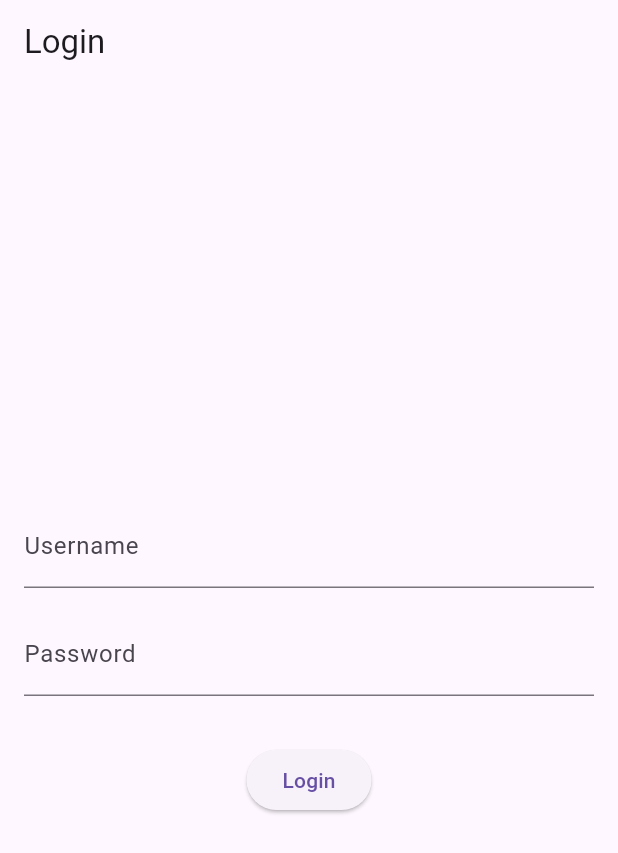
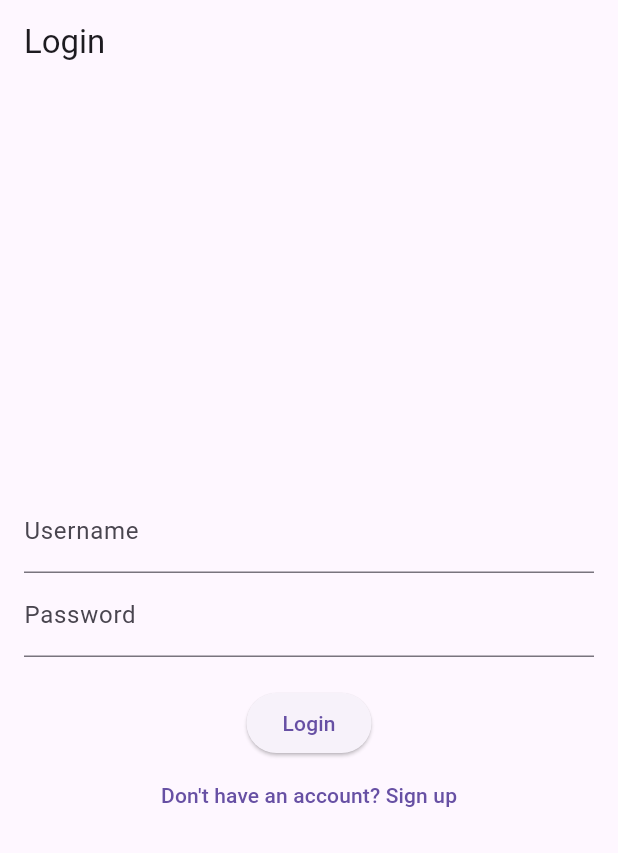
Before and after one commit to khu-capstone-18/archiving, a Flutter app: the screen it shows after launch, on a phone screen of 412 x 824 dp. Shown: the top 853 px of the screen. Run offline on Flutter 3.47's test engine with Material 3 defaults, Android fonts, the phone set to English and light mode, and no system bars.

Commit message:
replate client code

```diff
--- a/frontend/lib/main.dart
+++ b/frontend/lib/main.dart
@@ -1,11 +1,6 @@
 import 'package:flutter/material.dart';
-import 'package:provider/provider.dart';
-import 'api/api_service.dart';
-import 'providers/auth_provider.dart';
-import 'screens/login_page.dart';
-import 'screens/home_page.dart';
-import 'screens/profile_page.dart';
-import 'screens/signup_page.dart';
+import 'package:frontend/pages/login_page.dart';
+import 'package:frontend/pages/signup_page.dart';
 
 void main() {
   runApp(MyApp());
@@ -14,26 +9,17 @@ void main() {
 class MyApp extends StatelessWidget {
   @override
   Widget build(BuildContext context) {
-    return MultiProvider(
-      providers: [
-        Provider<ApiService>(create: (_) => ApiService()),
-        ChangeNotifierProvider<AuthProvider>(
-            create: (_) => AuthProvider()), // AuthProvider 추가
-      ],
-      child: MaterialApp(
-        title: 'My App',
+    return MaterialApp(
+      title: 'Flutter App',
       theme: ThemeData(
         primarySwatch: Colors.blue,
       ),
+      debugShowCheckedModeBanner: false, // 디버그 배너를 제거하는 옵션
       initialRoute: '/',
       routes: {
         '/': (context) => LoginPage(),
-          '/home': (context) => HomePage(),
-          '/profile': (context) =>
-              ProfilePage(userId: 'user_id', token: 'token'), // 예시를 위해 임시 값 사용
         '/signup': (context) => SignupPage(),
       },
-      ),
     );
   }
 }
--- a/frontend/lib/models/user_model.dart
+++ /dev/null
@@ -1,23 +0,0 @@
-class UserModel {
-  final String userId;
-  final String username;
-  final String email;
-  final String nickname;
-
-  UserModel({
-    required this.userId,
-    required this.username,
-    required this.email,
-    required this.nickname,
-  });
-
-  // 서버 응답 데이터를 사용해 유저 모델을 생성하는 팩토리 메서드
-  factory UserModel.fromJson(Map<String, dynamic> json) {
-    return UserModel(
-      userId: json['user_id'].toString(),
-      username: json['username'],
-      email: json['email'],
-      nickname: json['nickname'],
-    );
-  }
-}
--- /dev/null
+++ b/frontend/lib/pages/login_page.dart
@@ -0,0 +1,79 @@
+import 'package:flutter/material.dart';
+import 'package:frontend/services/api_service.dart';
+import 'package:frontend/pages/profile_page.dart';
+import 'dart:convert';
+
+class LoginPage extends StatefulWidget {
+  @override
+  _LoginPageState createState() => _LoginPageState();
+}
+
+class _LoginPageState extends State<LoginPage> {
+  final TextEditingController usernameController = TextEditingController();
+  final TextEditingController passwordController = TextEditingController();
+  String errorMessage = '';
+  ApiService apiService = ApiService();
+
+  Future<void> login() async {
+    final response = await apiService.login(
+        usernameController.text, passwordController.text);
+
+    if (response.statusCode == 200) {
+      final responseData = json.decode(response.body);
+      String token = responseData['token'];
+
+      Navigator.pushReplacement(
+        context,
+        MaterialPageRoute(
+          builder: (context) => ProfilePage(token: token),
+        ),
+      );
+    } else {
+      setState(() {
+        errorMessage = 'Invalid username or password';
+      });
+    }
+  }
+
+  @override
+  Widget build(BuildContext context) {
+    return Scaffold(
+      appBar: AppBar(
+        title: Text('Login'),
+      ),
+      body: Padding(
+        padding: const EdgeInsets.all(16.0),
+        child: Column(
+          mainAxisAlignment: MainAxisAlignment.center,
+          children: <Widget>[
+            TextField(
+              controller: usernameController,
+              decoration: InputDecoration(labelText: 'Username'),
+            ),
+            TextField(
+              controller: passwordController,
+              decoration: InputDecoration(labelText: 'Password'),
+              obscureText: true,
+            ),
+            SizedBox(height: 20),
+            ElevatedButton(
+              onPressed: login,
+              child: Text('Login'),
+            ),
+            if (errorMessage.isNotEmpty)
+              Text(
+                errorMessage,
+                style: TextStyle(color: Colors.red),
+              ),
+            TextButton(
+              onPressed: () {
+                Navigator.pushNamed(context, '/signup');
+              },
+              child: Text('Don\'t have an account? Sign up'),
+            ),
+          ],
+        ),
+      ),
+    );
+  }
+}
--- a/frontend/lib/screens/login_page.dart
+++ /dev/null
@@ -1,99 +0,0 @@
-import 'package:flutter/material.dart';
-import 'package:provider/provider.dart';
-import '../providers/auth_provider.dart';
-import '../api/api_service.dart';
-import '../widgets/custom_button.dart';
-
-class LoginPage extends StatefulWidget {
-  const LoginPage({Key? key}) : super(key: key);
-
-  @override
-  _LoginPageState createState() => _LoginPageState();
-}
-
-class _LoginPageState extends State<LoginPage> {
-  final TextEditingController _usernameController = TextEditingController();
-  final TextEditingController _passwordController = TextEditingController();
-  bool _isLoading = false;
-
-  void _login(BuildContext context) async {
-    final api = Provider.of<ApiService>(context, listen: false);
-    final authProvider = Provider.of<AuthProvider>(context, listen: false);
-    final username = _usernameController.text;
-    final password = _passwordController.text;
-
-    setState(() {
-      _isLoading = true;
-    });
-
-    try {
-      final response = await api.login({
-        'username': username,
-        'password': password,
-      });
-
-      if (response.statusCode == 200) {
-        final token = response.data['token'].toString(); // token을 문자열로 변환
-        authProvider.setToken(token);
-
-        // 홈 화면으로 이동
-        Navigator.pushReplacementNamed(context, '/home');
-      } else {
-        print('Login failed: ${response.data}');
-        ScaffoldMessenger.of(context).showSnackBar(
-          SnackBar(content: Text('Login failed. Please try again.')),
-        );
-      }
-    } catch (e) {
-      print('Error: $e');
-      ScaffoldMessenger.of(context).showSnackBar(
-        SnackBar(content: Text('An error occurred. Please try again.')),
-      );
-    } finally {
-      setState(() {
-        _isLoading = false;
-      });
-    }
-  }
-
-  @override
-  Widget build(BuildContext context) {
-    return Scaffold(
-      appBar: AppBar(
-        title: const Text('Login'),
-      ),
-      body: Padding(
-        padding: const EdgeInsets.all(16.0),
-        child: Column(
-          mainAxisAlignment: MainAxisAlignment.center,
-          children: [
-            TextField(
-              controller: _usernameController,
-              decoration: const InputDecoration(labelText: 'Username'),
-            ),
-            const SizedBox(height: 16),
-            TextField(
-              controller: _passwordController,
-              decoration: const InputDecoration(labelText: 'Password'),
-              obscureText: true,
-            ),
-            const SizedBox(height: 32),
-            _isLoading
-                ? const CircularProgressIndicator()
-                : CustomButton(
-                    text: 'Login',
-                    onPressed: () => _login(context),
-                  ),
-          ],
-        ),
-      ),
-    );
-  }
-
-  @override
-  void dispose() {
-    _usernameController.dispose();
-    _passwordController.dispose();
-    super.dispose();
-  }
-}
--- a/frontend/lib/widgets/custom_button.dart
+++ /dev/null
@@ -1,16 +0,0 @@
-import 'package:flutter/material.dart';
-
-class CustomButton extends StatelessWidget {
-  final String text;
-  final VoidCallback onPressed;
-
-  CustomButton({required this.text, required this.onPressed});
-
-  @override
-  Widget build(BuildContext context) {
-    return ElevatedButton(
-      onPressed: onPressed,
-      child: Text(text),
-    );
-  }
-}
--- a/frontend/pubspec.yaml
+++ b/frontend/pubspec.yaml
@@ -11,8 +11,8 @@ environment:
 dependencies:
   flutter:
     sdk: flutter
-  dio: ^5.0.0
-  provider: ^6.0.0
+  http: ^0.13.3
+
 
 
 
```
Also changed, not shown: frontend/lib/api/api_service.dart (deleted, +0 -57 lines), frontend/lib/pages/profile_page.dart (added, +95 -0 lines), frontend/lib/pages/signup_page.dart (added, +91 -0 lines), frontend/lib/providers/auth_provider.dart (deleted, +0 -80 lines), frontend/lib/screens/home_page.dart (deleted, +0 -11 lines), frontend/lib/screens/profile_page.dart (deleted, +0 -39 lines), frontend/lib/screens/signup_page.dart (deleted, +0 -62 lines), frontend/lib/services/api_service.dart (added, +63 -0 lines), frontend/pubspec.lock, 4 other files. Lines whose indentation alone changed are shown as unchanged.
